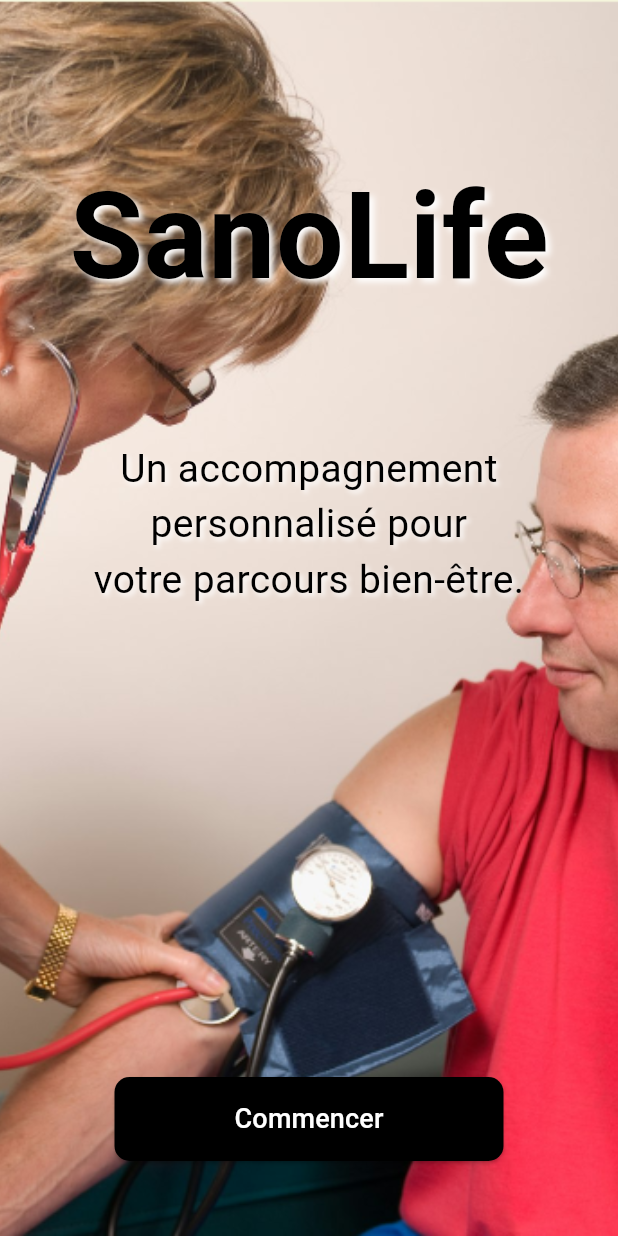
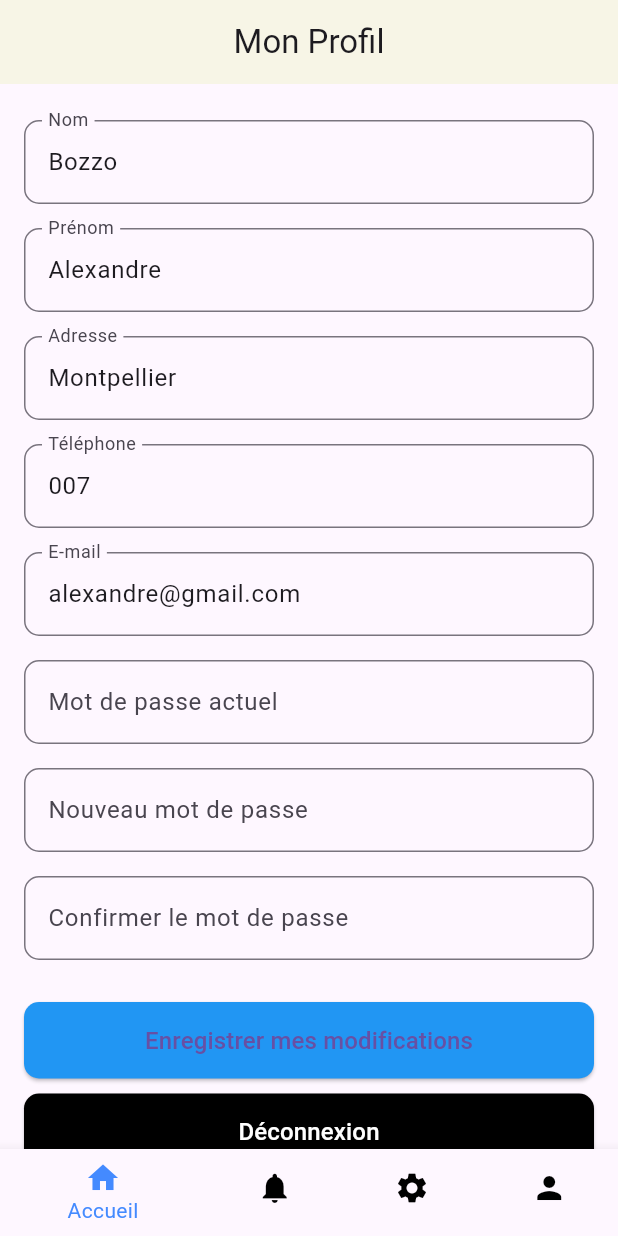
Before and after one commit to Alexandreboz/SanoLife, a Flutter app: the screen it shows after launch, on a phone screen of 412 x 824 dp. Run offline on Flutter 3.47's test engine with Material 3 defaults, Android fonts, the phone set to English and light mode, and no system bars; our stand-ins replace image_picker.

Commit message:
page profil

```diff
--- a/lib/main.dart
+++ b/lib/main.dart
@@ -5,9 +5,10 @@ import 'package:flutter/material.dart';
 // import 'tableau_de_bord.dart';
 // import 'signup_page.dart';
 // import 'login_page.dart';
-import 'start.dart';
+// import 'start.dart';
 // import 'scan.dart';
-import 'traitement.dart';
+// import 'traitement.dart';
+import 'profil.dart';
 
 void main() {
   runApp(MediApp());
@@ -22,7 +23,7 @@ class MediApp extends StatelessWidget {
         primarySwatch: Colors.blue,
       ),
 
-      home: WelcomePage(), // Utilisation de la page d'accueil
+      home: ProfilePage(), // Utilisation de la page d'accueil
     );
   }
 }
--- /dev/null
+++ b/lib/profil.dart
@@ -0,0 +1,145 @@
+import 'package:flutter/material.dart';
+import 'tableau_de_bord.dart'; // Assurez-vous d'importer correctement cette page
+import 'login_page.dart'; // Importer la page de connexion
+import 'start.dart'; // Importer la page de démarrage
+
+class ProfilePage extends StatefulWidget {
+  @override
+  _ProfilePageState createState() => _ProfilePageState();
+}
+
+class _ProfilePageState extends State<ProfilePage> {
+  final TextEditingController nameController = TextEditingController(text: 'Bozzo');
+  final TextEditingController firstNameController = TextEditingController(text: 'Alexandre');
+  final TextEditingController addressController = TextEditingController(text: 'Montpellier');
+  final TextEditingController phoneController = TextEditingController(text: '007');
+  final TextEditingController emailController = TextEditingController(text: 'alexandre@gmail.com');
+  final TextEditingController currentPasswordController = TextEditingController();
+  final TextEditingController newPasswordController = TextEditingController();
+  final TextEditingController confirmPasswordController = TextEditingController();
+
+  // Navigation vers la page tableau de bord après modifications
+  void _saveChanges() {
+    Navigator.pushReplacement(context, MaterialPageRoute(builder: (context) => DashboardPage())); // Remplacez par tableau_de_bord.dart
+  }
+
+  // Navigation vers la page de connexion
+  void _navigateToLoginPage() {
+    Navigator.pushReplacement(context, MaterialPageRoute(builder: (context) => LoginPage())); // Remplacez par login.dart
+  }
+
+  // Navigation vers la page de démarrage
+  void _navigateToWelcomePage() {
+    Navigator.pushReplacement(context, MaterialPageRoute(builder: (context) => WelcomePage())); // Remplacez par start.dart
+  }
+
+  @override
+  Widget build(BuildContext context) {
+    return Scaffold(
+      appBar: AppBar(
+        title: Text('Mon Profil'),
+        centerTitle: true,
+        backgroundColor: Color(0xFFF7F5E6),
+      ),
+      body: SingleChildScrollView(
+        child: Padding(
+          padding: const EdgeInsets.all(16.0),
+          child: Column(
+            crossAxisAlignment: CrossAxisAlignment.start,
+            children: [
+              _buildTextField("Nom", nameController),
+              _buildTextField("Prénom", firstNameController),
+              _buildTextField("Adresse", addressController),
+              _buildTextField("Téléphone", phoneController),
+              _buildTextField("E-mail", emailController),
+              _buildTextField("Mot de passe actuel", currentPasswordController, obscureText: true),
+              _buildTextField("Nouveau mot de passe", newPasswordController, obscureText: true),
+              _buildTextField("Confirmer le mot de passe", confirmPasswordController, obscureText: true),
+              SizedBox(height: 20),
+              _buildSaveButton(),
+              SizedBox(height: 10),
+              _buildLogoutButton(),
+              SizedBox(height: 10),
+              _buildDeleteAccountButton(),
+            ],
+          ),
+        ),
+      ),
+      bottomNavigationBar: BottomNavigationBar(
+        items: [
+          BottomNavigationBarItem(icon: Icon(Icons.home), label: 'Accueil'),
+          BottomNavigationBarItem(icon: Icon(Icons.notifications), label: 'Notifications'),
+          BottomNavigationBarItem(icon: Icon(Icons.settings), label: 'Paramètres'),
+          BottomNavigationBarItem(icon: Icon(Icons.person), label: 'Profil'),
+        ],
+        selectedItemColor: Colors.blueAccent,
+        unselectedItemColor: Colors.black,
+      ),
+    );
+  }
+
+  Widget _buildTextField(String label, TextEditingController controller, {bool obscureText = false}) {
+    return Padding(
+      padding: const EdgeInsets.symmetric(vertical: 8.0),
+      child: TextField(
+        controller: controller,
+        obscureText: obscureText,
+        decoration: InputDecoration(
+          labelText: label,
+          border: OutlineInputBorder(borderRadius: BorderRadius.circular(10)),
+        ),
+      ),
+    );
+  }
+
+  Widget _buildSaveButton() {
+    return ElevatedButton(
+      onPressed: _saveChanges,
+      style: ElevatedButton.styleFrom(
+        backgroundColor: Colors.blue,
+        padding: EdgeInsets.symmetric(vertical: 14),
+        shape: RoundedRectangleBorder(borderRadius: BorderRadius.circular(10)),
+      ),
+      child: Center(
+        child: Text(
+          "Enregistrer mes modifications",
+          style: TextStyle(fontSize: 16),
+        ),
+      ),
+    );
+  }
+
+  Widget _buildLogoutButton() {
+    return ElevatedButton(
+      onPressed: _navigateToLoginPage,
+      style: ElevatedButton.styleFrom(
+        backgroundColor: Colors.black,
+        padding: EdgeInsets.symmetric(vertical: 14),
+        shape: RoundedRectangleBorder(borderRadius: BorderRadius.circular(10)),
+      ),
+      child: Center(
+        child: Text(
+          "Déconnexion",
+          style: TextStyle(fontSize: 16, color: Colors.white),
+        ),
+      ),
+    );
+  }
+
+  Widget _buildDeleteAccountButton() {
+    return ElevatedButton(
+      onPressed: _navigateToWelcomePage,
+      style: ElevatedButton.styleFrom(
+        backgroundColor: Colors.redAccent,
+        padding: EdgeInsets.symmetric(vertical: 14),
+        shape: RoundedRectangleBorder(borderRadius: BorderRadius.circular(10)),
+      ),
+      child: Center(
+        child: Text(
+          "Supprimer mon compte",
+          style: TextStyle(fontSize: 16, color: Colors.white),
+        ),
+      ),
+    );
+  }
+}
```
